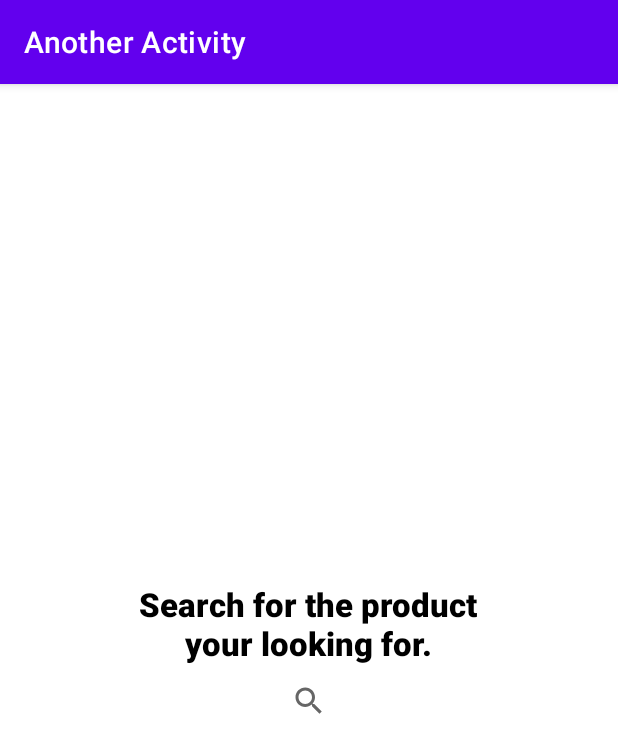
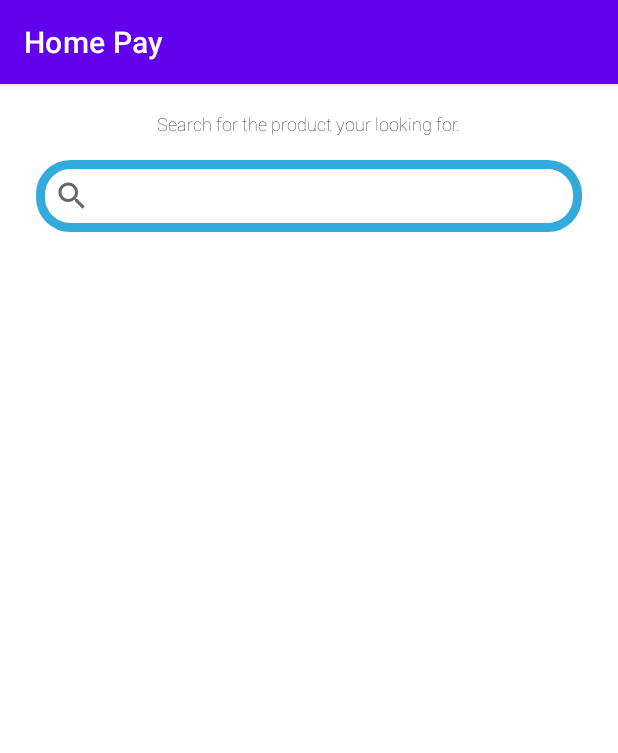
Before and after one commit to GollaSaiVenkatesh/Best_Pay, an Android app: the screen it shows after launch (AnotherActivity), on a phone screen of 412 x 824 dp. Shown: the top 753 px of the screen. Run offline under Robolectric (Android 15) with nearby library versions, the light colour scheme and no system bars; 1 statement that could not run was skipped.

Commit message:
search view

```diff
--- a/app/src/main/java/com/example/Best_Pay/AnotherActivity.kt
+++ b/app/src/main/java/com/example/Best_Pay/AnotherActivity.kt
@@ -9,7 +9,13 @@ class AnotherActivity : AppCompatActivity() {
         super.onCreate(savedInstanceState)
         setContentView(R.layout.activity_another)
         val actionBar= supportActionBar
-        actionBar!!.title="Another Activity"
+        actionBar!!.title="Home Pay"
+
+        val searchEvent=findViewById<SearchView>(R.id.search_bar)
+
+
+
+
 
 
 
--- /dev/null
+++ b/app/src/main/res/drawable/custom_background.xml
@@ -0,0 +1,14 @@
+<?xml version="1.0" encoding="utf-8"?>
+<shape xmlns:android="http://schemas.android.com/apk/res/android" android:shape="rectangle">
+    <corners android:topLeftRadius="20dp"
+        android:topRightRadius="20dp"
+        android:bottomLeftRadius="20dp"
+        android:bottomRightRadius="20dp"
+        />
+    <stroke
+        android:width="6dp"
+        android:color="#32aadc"
+
+        />
+
+</shape>
--- a/app/src/main/res/layout/activity_another.xml
+++ b/app/src/main/res/layout/activity_another.xml
@@ -13,15 +13,29 @@
         android:layout_width="250dp"
         android:layout_height="wrap_content"
         android:layout_gravity="center"
+        android:layout_marginTop="10dp"
         android:text="Search for the product your looking for."
-        android:fontFamily="sans-serif-black"
+        android:fontFamily="sans-serif-thin"
         android:gravity="center"
-        android:textSize="22dp"
+        android:textSize="12dp"
         android:textColor="@color/black"
         />
-    <SearchView
-        android:layout_width="wrap_content"
+    <SearchView android:id="@+id/search_bar"
+        android:layout_width="match_parent"
         android:layout_height="wrap_content"
+        android:layout_margin="16dp"
+        android:hint="Search for the product your looking for..."
+
+        android:background="@drawable/custom_background"
+        />
+    <ListView android:id="@+id/list_item"
+        android:layout_width="match_parent"
+        android:layout_height="match_parent"
+        android:layout_marginLeft="16dp"
+        android:layout_marginRight="16dp"
+
         />
 
+
+
 </LinearLayout>
```
